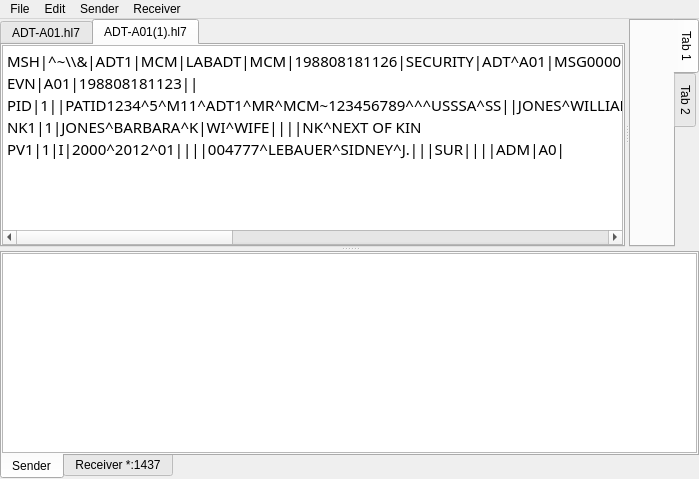
Old version of the form GuiApplication/MainWindow.ui in the repository hl7workbench/hl7workbench.
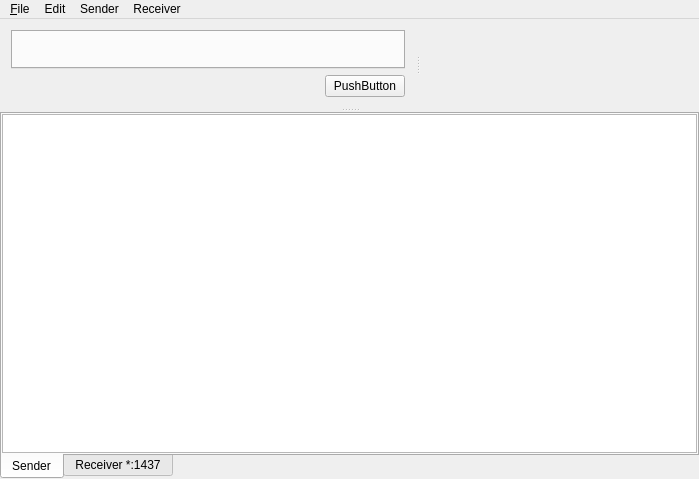
New version of the form. Custom widgets are drawn as their Qt base class.

Commit message: Editor can open and close tabs

Patch:
```diff
--- a/GuiApplication/MainWindow.ui
+++ b/GuiApplication/MainWindow.ui
@@ -34,9 +34,6 @@
       </property>
       <widget class="QWidget" name="topWidget" native="true">
        <layout class="QHBoxLayout" name="horizontalLayout">
-        <property name="spacing">
-         <number>0</number>
-        </property>
         <property name="leftMargin">
          <number>0</number>
         </property>
@@ -54,110 +51,52 @@
           <property name="orientation">
            <enum>Qt::Horizontal</enum>
           </property>
-          <widget class="QTabWidget" name="leftTabWidget">
-           <property name="currentIndex">
-            <number>1</number>
-           </property>
-           <widget class="QWidget" name="tab_3">
-            <attribute name="title">
-             <string>ADT-A01.hl7</string>
-            </attribute>
-            <layout class="QVBoxLayout" name="verticalLayout_5">
-             <property name="leftMargin">
-              <number>0</number>
-             </property>
-             <property name="topMargin">
-              <number>0</number>
-             </property>
-             <property name="rightMargin">
-              <number>0</number>
-             </property>
-             <property name="bottomMargin">
-              <number>0</number>
-             </property>
-             <item>
-              <widget class="QTextEdit" name="textEdit">
-               <property name="font">
-                <font>
-                 <family>Ubuntu Mono</family>
-                </font>
+          <widget class="QWidget" name="widget_2" native="true">
+           <layout class="QVBoxLayout" name="verticalLayout_2">
+            <item>
+             <widget class="Hl7MessageEditorTabWidget" name="messageEditorTabWidget"/>
+            </item>
+            <item>
+             <widget class="QWidget" name="messageEditorButtonWidget" native="true">
+              <layout class="QHBoxLayout" name="horizontalLayout_2">
+               <property name="leftMargin">
+                <number>0</number>
                </property>
-               <property name="lineWrapMode">
-                <enum>QTextEdit::NoWrap</enum>
+               <property name="topMargin">
+                <number>0</number>
                </property>
-               <property name="html">
-                <string>&lt;!DOCTYPE HTML PUBLIC &quot;-//W3C//DTD HTML 4.0//EN&quot; &quot;http://www.w3.org/TR/REC-html40/strict.dtd&quot;&gt;
-&lt;html&gt;&lt;head&gt;&lt;meta name=&quot;qrichtext&quot; content=&quot;1&quot; /&gt;&lt;style type=&quot;text/css&quot;&gt;
-p, li { white-space: pre-wrap; }
-&lt;/style&gt;&lt;/head&gt;&lt;body style=&quot; font-family:'Ubuntu Mono'; font-size:11pt; font-weight:400; font-style:normal;&quot;&gt;
-&lt;p style=&quot; margin-top:0px; margin-bottom:0px; margin-left:0px; margin-right:0px; -qt-block-indent:0; text-indent:0px;&quot;&gt;MSH|^~\\&amp;amp;|ADT1|MCM|LABADT|MCM|198808181126|SECURITY|ADT^A01|MSG00001|P|2.4|&lt;/p&gt;
-&lt;p style=&quot; margin-top:0px; margin-bottom:0px; margin-left:0px; margin-right:0px; -qt-block-indent:0; text-indent:0px;&quot;&gt;EVN|A01|198808181123||&lt;/p&gt;
-&lt;p style=&quot; margin-top:0px; margin-bottom:0px; margin-left:0px; margin-right:0px; -qt-block-indent:0; text-indent:0px;&quot;&gt;PID|1||PATID1234^5^M11^ADT1^MR^MCM~123456789^^^USSSA^SS||JONES^WILLIAM^A^III||19610615|M||C|1200 N ELM STREET^^GREENSBORO^NC^27401-1020|GL|(91-PATID12345001^2^M10^ADT1^AN^A|123456789|987654^NC|&lt;/p&gt;
-&lt;p style=&quot; margin-top:0px; margin-bottom:0px; margin-left:0px; margin-right:0px; -qt-block-indent:0; text-indent:0px;&quot;&gt;NK1|1|JONES^BARBARA^K|WI^WIFE||||NK^NEXT OF KIN&lt;/p&gt;
-&lt;p style=&quot; margin-top:0px; margin-bottom:0px; margin-left:0px; margin-right:0px; -qt-block-indent:0; text-indent:0px;&quot;&gt;PV1|1|I|2000^2012^01||||004777^LEBAUER^SIDNEY^J.|||SUR||||ADM|A0|&lt;/p&gt;&lt;/body&gt;&lt;/html&gt;</string>
+               <property name="rightMargin">
+                <number>0</number>
                </property>
-              </widget>
-             </item>
-            </layout>
-           </widget>
-           <widget class="QWidget" name="tab_4">
-            <attribute name="title">
-             <string>ADT-A01(1).hl7</string>
-            </attribute>
-            <layout class="QVBoxLayout" name="verticalLayout_6">
-             <property name="leftMargin">
-              <number>0</number>
-             </property>
-             <property name="topMargin">
-              <number>0</number>
-             </property>
-             <property name="rightMargin">
-              <number>0</number>
-             </property>
-             <property name="bottomMargin">
-              <number>0</number>
-             </property>
-             <item>
-              <widget class="QTextEdit" name="textEdit_2">
-               <property name="font">
-                <font>
-                 <family>Ubuntu Mono</family>
-                </font>
+               <property name="bottomMargin">
+                <number>0</number>
                </property>
-               <property name="lineWrapMode">
-                <enum>QTextEdit::NoWrap</enum>
-               </property>
-               <property name="html">
-                <string>&lt;!DOCTYPE HTML PUBLIC &quot;-//W3C//DTD HTML 4.0//EN&quot; &quot;http://www.w3.org/TR/REC-html40/strict.dtd&quot;&gt;
-&lt;html&gt;&lt;head&gt;&lt;meta name=&quot;qrichtext&quot; content=&quot;1&quot; /&gt;&lt;style type=&quot;text/css&quot;&gt;
-p, li { white-space: pre-wrap; }
-&lt;/style&gt;&lt;/head&gt;&lt;body style=&quot; font-family:'Ubuntu Mono'; font-size:11pt; font-weight:400; font-style:normal;&quot;&gt;
-&lt;p style=&quot; margin-top:0px; margin-bottom:0px; margin-left:0px; margin-right:0px; -qt-block-indent:0; text-indent:0px;&quot;&gt;MSH|^~\\&amp;amp;|ADT1|MCM|LABADT|MCM|198808181126|SECURITY|ADT^A01|MSG00001|P|2.4|&lt;/p&gt;
-&lt;p style=&quot; margin-top:0px; margin-bottom:0px; margin-left:0px; margin-right:0px; -qt-block-indent:0; text-indent:0px;&quot;&gt;EVN|A01|198808181123||&lt;/p&gt;
-&lt;p style=&quot; margin-top:0px; margin-bottom:0px; margin-left:0px; margin-right:0px; -qt-block-indent:0; text-indent:0px;&quot;&gt;PID|1||PATID1234^5^M11^ADT1^MR^MCM~123456789^^^USSSA^SS||JONES^WILLIAM^A^III||19610615|M||C|1200 N ELM STREET^^GREENSBORO^NC^27401-1020|GL|(91-PATID12345001^2^M10^ADT1^AN^A|123456789|987654^NC|&lt;/p&gt;
-&lt;p style=&quot; margin-top:0px; margin-bottom:0px; margin-left:0px; margin-right:0px; -qt-block-indent:0; text-indent:0px;&quot;&gt;NK1|1|JONES^BARBARA^K|WI^WIFE||||NK^NEXT OF KIN&lt;/p&gt;
-&lt;p style=&quot; margin-top:0px; margin-bottom:0px; margin-left:0px; margin-right:0px; -qt-block-indent:0; text-indent:0px;&quot;&gt;PV1|1|I|2000^2012^01||||004777^LEBAUER^SIDNEY^J.|||SUR||||ADM|A0|&lt;/p&gt;&lt;/body&gt;&lt;/html&gt;</string>
-               </property>
-              </widget>
-             </item>
-            </layout>
-           </widget>
+               <item>
+                <spacer name="horizontalSpacer">
+                 <property name="orientation">
+                  <enum>Qt::Horizontal</enum>
+                 </property>
+                 <property name="sizeHint" stdset="0">
+                  <size>
+                   <width>40</width>
+                   <height>20</height>
+                  </size>
+                 </property>
+                </spacer>
+               </item>
+               <item>
+                <widget class="QPushButton" name="pushButton">
+                 <property name="text">
+                  <string>PushButton</string>
+                 </property>
+                </widget>
+               </item>
+              </layout>
+             </widget>
+            </item>
+           </layout>
           </widget>
-          <widget class="QTabWidget" name="rightTabWidget">
-           <property name="tabPosition">
-            <enum>QTabWidget::East</enum>
-           </property>
-           <widget class="QWidget" name="tab_5">
-            <attribute name="title">
-             <string>Tab 1</string>
-            </attribute>
-           </widget>
-           <widget class="QWidget" name="tab_6">
-            <attribute name="title">
-             <string>Tab 2</string>
-            </attribute>
-           </widget>
-          </widget>
+          <widget class="QWidget" name="widget" native="true"/>
          </widget>
         </item>
        </layout>
@@ -229,7 +168,7 @@
    </property>
    <widget class="QMenu" name="menuFile">
     <property name="title">
-     <string>File</string>
+     <string>&amp;File</string>
     </property>
     <widget class="QMenu" name="menuRecent">
      <property name="title">
@@ -364,6 +303,14 @@
   </action>
  </widget>
  <layoutdefault spacing="6" margin="11"/>
+ <customwidgets>
+  <customwidget>
+   <class>Hl7MessageEditorTabWidget</class>
+   <extends>QTabWidget</extends>
+   <header location="global">Hl7MessageEditorTabWidget.h</header>
+   <container>1</container>
+  </customwidget>
+ </customwidgets>
  <resources/>
  <connections/>
 </ui>
```
Left out of the diff: 29 changed lines with no effect on the pictures. The commit also changes 6 other files.
